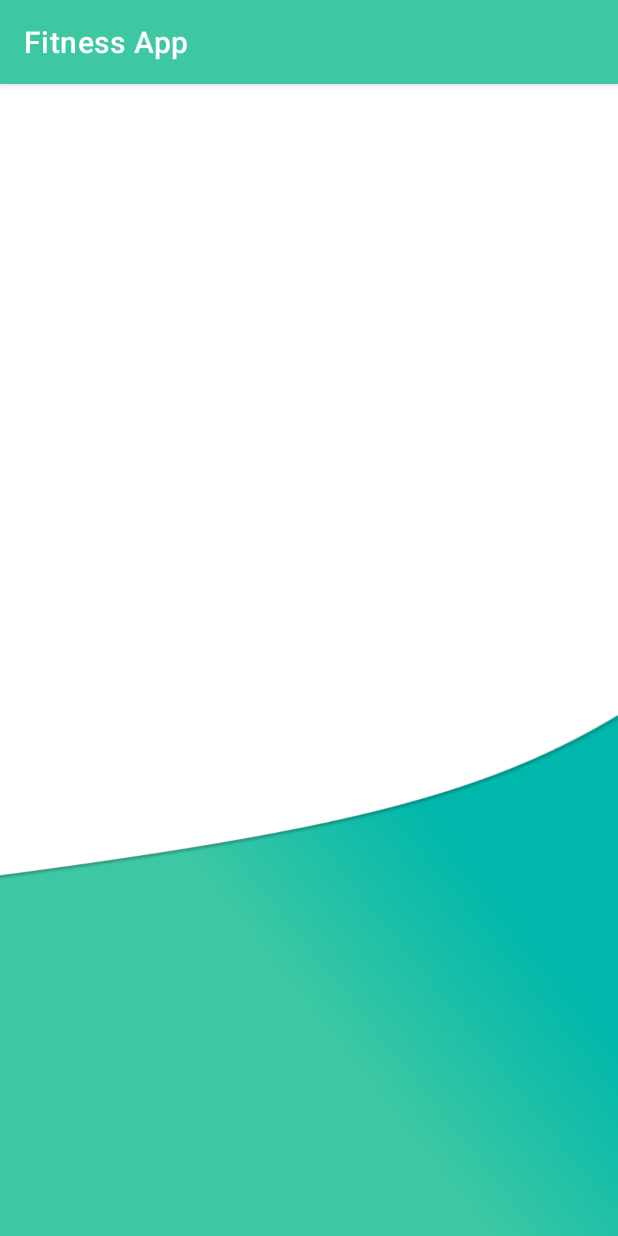
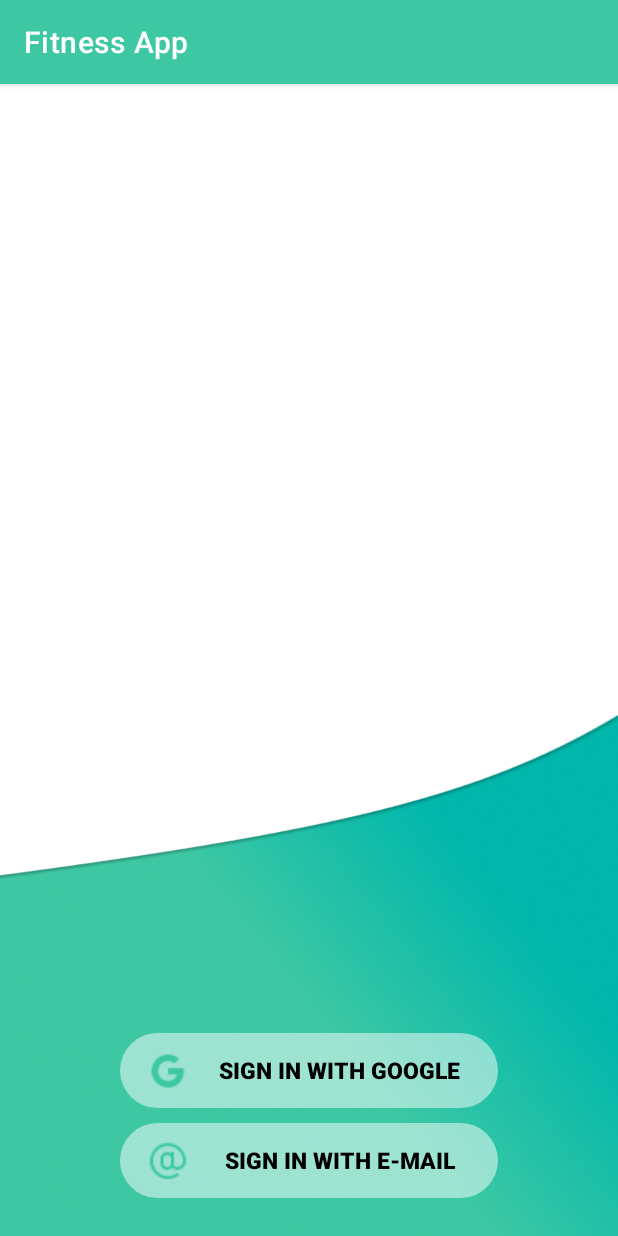
Before and after one commit to juradavid/FitnessApp, an Android app: the screen it shows after launch (first_page), on a phone screen of 412 x 824 dp. Run offline under Robolectric (Android 15) with nearby library versions, the phone set to English and light mode, and no system bars; 1 statement that could not run was skipped.

Commit message:
Concept v0.1

```diff
--- /dev/null
+++ b/app/src/main/res/drawable/first_rounded_button_light.xml
@@ -0,0 +1,5 @@
+<?xml version="1.0" encoding="utf-8"?>
+<shape xmlns:android="http://schemas.android.com/apk/res/android">
+            <solid android:color="#80FFFFFF"/>
+            <corners android:radius="300dp"/>
+</shape>
--- a/app/src/main/res/drawable/rectangle_1.xml
+++ /dev/null
@@ -1,12 +0,0 @@
-<?xml version="1.0" encoding="utf-8"?>
-<selector xmlns:android="http://schemas.android.com/apk/res/android">
-    <item>
-        <shape android:shape="rectangle">
-            <gradient
-                android:startColor="?attr/colorPrimaryVariant"
-                android:centerColor="?attr/colorPrimaryVariant"
-                android:endColor="?attr/colorSecondaryVariant" />
-            <corners android:topLeftRadius="260dp" android:topRightRadius="5dp"/>
-        </shape>
-    </item>
-</selector>
--- a/app/src/main/res/layout/activity_first_page.xml
+++ b/app/src/main/res/layout/activity_first_page.xml
@@ -12,7 +12,7 @@
         android:layout_height="350dp"
         app:layout_constraintBottom_toBottomOf="parent"
         app:layout_constraintEnd_toEndOf="parent"
-        android:background="@null"
+        android:background="@drawable/rectangle_light"
         app:layout_constraintStart_toStartOf="parent">
 
         <View
@@ -24,12 +24,52 @@
             android:layout_marginLeft="0dp"
             android:layout_marginTop="-4dp"
             android:layout_marginBottom="235dp"
-            android:background="@null"
+            android:background="@drawable/vector_light"
             app:layout_constraintBottom_toBottomOf="parent"
             app:layout_constraintEnd_toEndOf="parent"
             app:layout_constraintHorizontal_bias="0.0"
             app:layout_constraintStart_toStartOf="parent" />
 
+        <Button
+            android:id="@+id/button_sign_in_google"
+            android:layout_width="200dp"
+            android:layout_height="50dp"
+            android:layout_alignParentStart="true"
+            android:layout_alignParentEnd="true"
+            android:layout_alignParentBottom="true"
+            app:backgroundTint="@null"
+            android:textColor="@color/black"
+            android:layout_marginStart="80dp"
+            android:textSize="15dp"
+            android:textStyle="bold"
+            android:background="@drawable/first_rounded_button_light"
+            android:layout_marginEnd="80dp"
+            android:layout_marginBottom="85dp"
+            android:drawableLeft="@drawable/google_32px"
+            style="?android:attr/borderlessButtonStyle"
+            android:text="SIGN IN WITH GOOGLE" />
+
+        <Button
+            android:id="@+id/button_sing_in_email"
+            android:layout_width="200dp"
+            android:layout_height="50dp"
+            android:layout_alignParentStart="true"
+            android:layout_alignParentEnd="true"
+            android:layout_alignParentBottom="true"
+            app:backgroundTint="@null"
+            android:textColor="@color/black"
+            android:layout_marginStart="80dp"
+            android:textStyle="bold"
+            android:textSize="15dp"
+            android:background="@drawable/first_rounded_button_light"
+            android:layout_marginEnd="80dp"
+            android:layout_marginBottom="25dp"
+            android:drawablePadding="100dp"
+            style="?android:attr/borderlessButtonStyle"
+            android:drawableLeft="@drawable/important_mail_32px"
+            android:text="SIGN IN WITH E-MAIL" />
+
     </RelativeLayout>
 
+
 </androidx.constraintlayout.widget.ConstraintLayout>
```
Also changed, not shown: app/src/main/res/drawable-v24/google_32px.png (added), app/src/main/res/drawable-v24/important_mail_32px.png (added).
